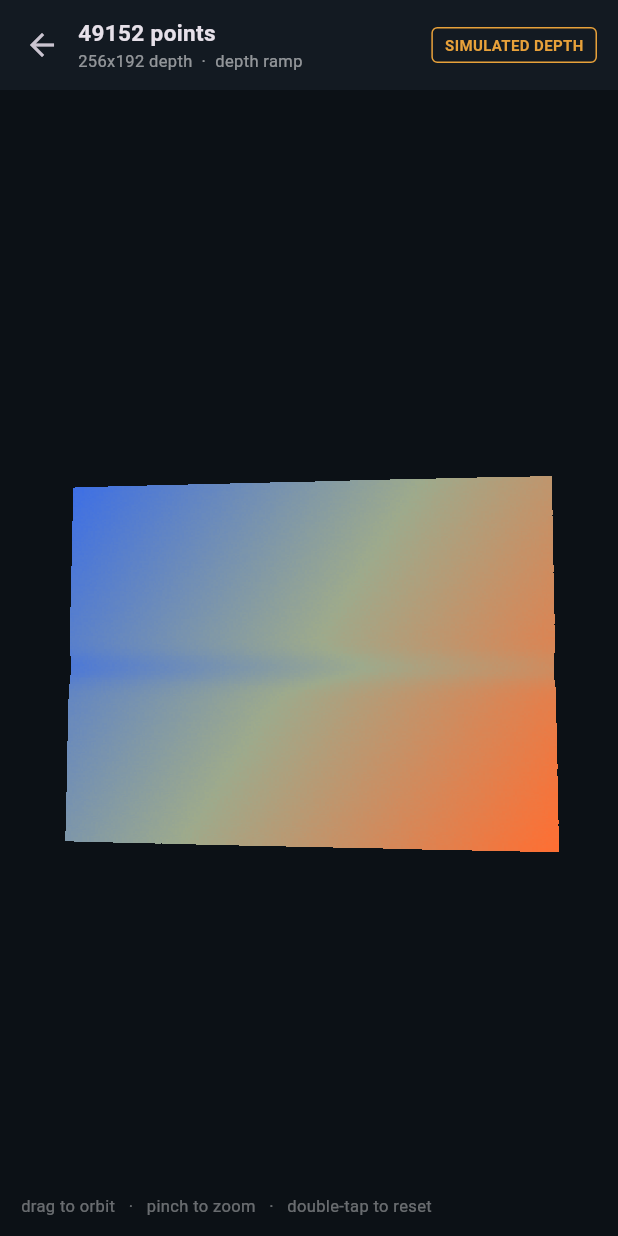
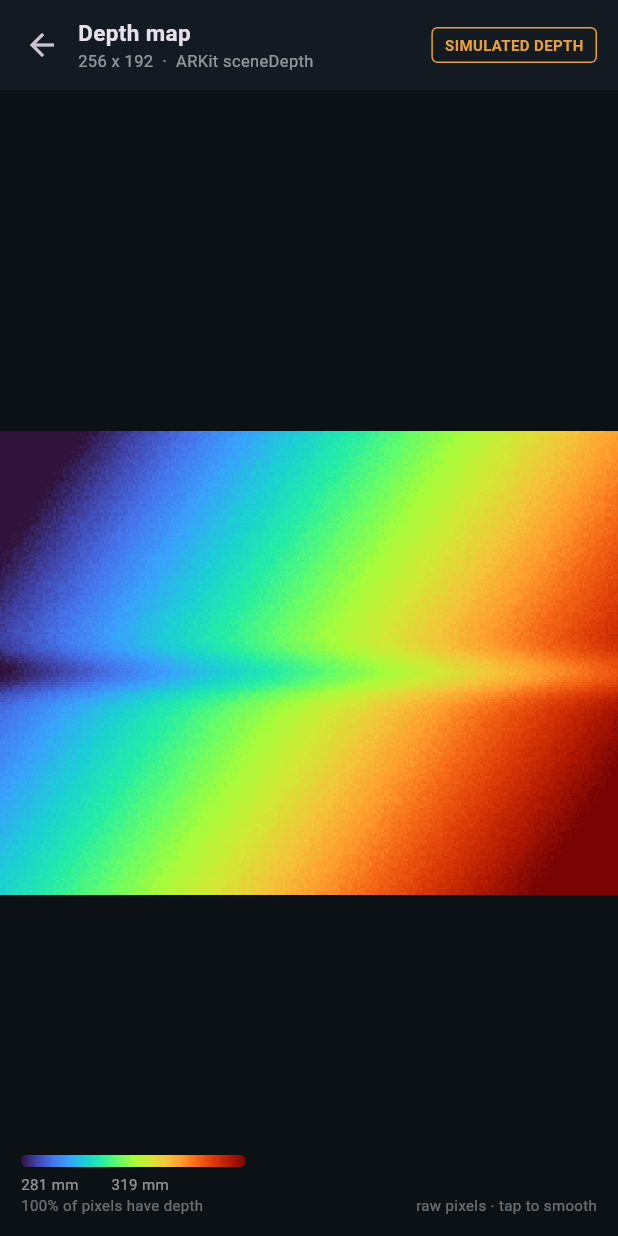
Before and after one commit to he15enberg/weld-inspection, a Flutter app: the screen it shows after launch, after a tap on "Measure", on a phone screen of 412 x 824 dp. Run offline on Flutter 3.47's test engine with Material 3 defaults, Android fonts, the phone set to English and light mode, and no system bars; missing offline and left inert: ultralytics_yolo.

Commit message:
depth map

```diff
--- /dev/null
+++ b/lib/depth_map_view.dart
@@ -0,0 +1,249 @@
+// 2-D colourised depth map.
+//
+// Straight visualisation of ARKit's 256x192 depth buffer: near is blue, far is
+// red, pixels with no reading are left dark. No RGB, no 3-D projection.
+//
+// The range is taken from the 2nd-98th percentile rather than min/max, because
+// a handful of stray far readings otherwise compress the whole plate into one
+// colour.
+
+import 'dart:async';
+import 'dart:typed_data';
+import 'dart:ui' as ui;
+
+import 'package:flutter/material.dart';
+
+import 'depth_source.dart';
+
+/// Turbo-like ramp: cool near, warm far.
+const _ramp = <Color>[
+  Color(0xFF30123B),
+  Color(0xFF4145AB),
+  Color(0xFF4675ED),
+  Color(0xFF39A2FC),
+  Color(0xFF1BCFD4),
+  Color(0xFF24ECA6),
+  Color(0xFF61FC6C),
+  Color(0xFFA4FC3B),
+  Color(0xFFD1E834),
+  Color(0xFFF3C63A),
+  Color(0xFFFE9B2D),
+  Color(0xFFF36315),
+  Color(0xFFD93806),
+  Color(0xFFB11901),
+  Color(0xFF7A0403),
+];
+
+/// Colour for a normalised value in 0..1.
+({int r, int g, int b}) _rampAt(double t) {
+  final x = (t.clamp(0.0, 1.0)) * (_ramp.length - 1);
+  final i = x.floor().clamp(0, _ramp.length - 2);
+  final f = x - i;
+  final a = _ramp[i], b = _ramp[i + 1];
+  int mix(int lo, int hi) => (lo + (hi - lo) * f).round();
+  return (
+    r: mix((a.r * 255).round(), (b.r * 255).round()),
+    g: mix((a.g * 255).round(), (b.g * 255).round()),
+    b: mix((a.b * 255).round(), (b.b * 255).round()),
+  );
+}
+
+class DepthStats {
+  const DepthStats({
+    required this.near,
+    required this.far,
+    required this.valid,
+    required this.total,
+  });
+
+  final double near, far;
+  final int valid, total;
+
+  double get fill => total == 0 ? 0 : valid / total;
+}
+
+/// Colourise a depth frame into an image plus the range it was scaled over.
+Future<({ui.Image image, DepthStats stats})> colouriseDepth(
+  DepthFrame frame,
+) async {
+  final depth = frame.depth;
+
+  final valid = <double>[];
+  for (var i = 0; i < depth.length; i++) {
+    final z = depth[i];
+    if (z > 0 && z.isFinite) valid.add(z);
+  }
+  valid.sort();
+
+  // 2nd-98th percentile, so outliers do not flatten the useful range
+  final near = valid.isEmpty ? 0.0 : valid[(valid.length * 0.02).floor()];
+  final far = valid.isEmpty ? 1.0 : valid[(valid.length * 0.98).floor()];
+  final span = (far - near).abs() < 1e-6 ? 1.0 : far - near;
+
+  final pixels = Uint8List(depth.length * 4);
+  for (var i = 0; i < depth.length; i++) {
+    final o = i * 4;
+    final z = depth[i];
+    if (z <= 0 || !z.isFinite) {
+      // no reading: near-black, so holes are obvious rather than blended in
+      pixels[o] = 16;
+      pixels[o + 1] = 18;
+      pixels[o + 2] = 22;
+      pixels[o + 3] = 255;
+      continue;
+    }
+    final c = _rampAt((z - near) / span);
+    pixels[o] = c.r;
+    pixels[o + 1] = c.g;
+    pixels[o + 2] = c.b;
+    pixels[o + 3] = 255;
+  }
+
+  final image = await _imageFrom(pixels, frame.width, frame.height);
+  return (
+    image: image,
+    stats: DepthStats(
+      near: near,
+      far: far,
+      valid: valid.length,
+      total: depth.length,
+    ),
+  );
+}
+
+Future<ui.Image> _imageFrom(Uint8List rgba, int width, int height) {
+  final done = Completer<ui.Image>();
+  ui.decodeImageFromPixels(
+    rgba,
+    width,
+    height,
+    ui.PixelFormat.rgba8888,
+    done.complete,
+  );
+  return done.future;
+}
+
+class DepthMapView extends StatefulWidget {
+  const DepthMapView({super.key, required this.frame});
+
+  final DepthFrame frame;
+
+  @override
+  State<DepthMapView> createState() => _DepthMapViewState();
+}
+
+class _DepthMapViewState extends State<DepthMapView> {
+  ui.Image? _image;
+  DepthStats? _stats;
+
+  /// Nearest-neighbour by default: it shows the true 256x192 resolution instead
+  /// of implying detail the sensor never measured. Tap to smooth.
+  bool _smooth = false;
+
+  @override
+  void initState() {
+    super.initState();
+    _build();
+  }
+
+  Future<void> _build() async {
+    final result = await colouriseDepth(widget.frame);
+    if (!mounted) {
+      result.image.dispose();
+      return;
+    }
+    setState(() {
+      _image = result.image;
+      _stats = result.stats;
+    });
+  }
+
+  @override
+  void dispose() {
+    _image?.dispose();
+    super.dispose();
+  }
+
+  @override
+  Widget build(BuildContext context) {
+    final image = _image;
+    if (image == null) {
+      return const Center(child: CircularProgressIndicator());
+    }
+    final stats = _stats!;
+    if (stats.valid == 0) {
+      return const Center(
+        child: Text('No depth in this frame',
+            style: TextStyle(color: Colors.white38)),
+      );
+    }
+
+    return GestureDetector(
+      onTap: () => setState(() => _smooth = !_smooth),
+      child: Stack(
+        children: [
+          Positioned.fill(
+            child: InteractiveViewer(
+              maxScale: 8,
+              child: RawImage(
+                image: image,
+                fit: BoxFit.contain,
+                filterQuality:
+                    _smooth ? FilterQuality.medium : FilterQuality.none,
+              ),
+            ),
+          ),
+          Positioned(
+            left: 14,
+            bottom: 14,
+            child: _Legend(stats: stats),
+          ),
+          Positioned(
+            right: 14,
+            bottom: 14,
+            child: Text(
+              _smooth ? 'smoothed · tap for raw' : 'raw pixels · tap to smooth',
+              style: const TextStyle(fontSize: 10, color: Colors.white38),
+            ),
+          ),
+        ],
+      ),
+    );
+  }
+}
+
+class _Legend extends StatelessWidget {
+  const _Legend({required this.stats});
+
+  final DepthStats stats;
+
+  @override
+  Widget build(BuildContext context) {
+    return Column(
+      crossAxisAlignment: CrossAxisAlignment.start,
+      children: [
+        Container(
+          width: 150,
+          height: 8,
+          decoration: BoxDecoration(
+            borderRadius: BorderRadius.circular(4),
+            gradient: LinearGradient(colors: _ramp),
+          ),
+        ),
+        const SizedBox(height: 4),
+        Text(
+          '${(stats.near * 1000).round()} mm'
+          '        ${(stats.far * 1000).round()} mm',
+          style: const TextStyle(
+              fontSize: 10,
+              color: Colors.white54,
+              fontFeatures: [FontFeature.tabularFigures()]),
+        ),
+        Text(
+          '${(stats.fill * 100).toStringAsFixed(0)}% of pixels have depth',
+          style: const TextStyle(fontSize: 10, color: Colors.white38),
+        ),
+      ],
+    );
+  }
+}
--- a/lib/main.dart
+++ b/lib/main.dart
@@ -1,9 +1,10 @@
-// Live weld segmentation, and a Measure action that returns a full-frame RGB
-// point cloud.
+// Live weld segmentation, and a Measure action that shows a 2-D colourised
+// depth map.
 //
-// Measurement is deliberately not wired in yet: this build exists to prove the
-// depth capture and the 3-D view. measurement.dart still holds the tested maths
-// for when it comes back.
+// Neither measurement nor the 3-D point cloud is wired in: this build exists to
+// prove the LiDAR capture itself. Both are intact and commented out --
+// measurement.dart holds the tested maths, point_cloud.dart / point_cloud_view
+// .dart hold the 3-D path. Search "POINT CLOUD (disabled)" to re-enable.
 //
 // The one structural constraint: YOLOView owns the camera, and ARKit also wants
 // to own it. They cannot run at the same time. So pressing Measure UNMOUNTS
@@ -18,7 +19,8 @@ import 'package:ultralytics_yolo/ultralytics_yolo.dart';
 
 import 'depth_source.dart';
 import 'measure_screen.dart';
-import 'point_cloud.dart';
+// --- POINT CLOUD (disabled) ---
+// import 'point_cloud.dart';
 
 /// Both trained models ship in assets; switch by changing [activeModel].
 ///
@@ -84,7 +86,9 @@ class _HomePageState extends State<HomePage> {
   List<YOLOResult> _live = const [];
 
   DepthFrame? _frame;
-  PointCloud _cloud = PointCloud.empty;
+
+  // --- POINT CLOUD (disabled) ---
+  // PointCloud _cloud = PointCloud.empty;
 
   void _onResult(List<YOLOResult> results) {
     if (!mounted || _mode != _Mode.live) return;
@@ -103,13 +107,14 @@ class _HomePageState extends State<HomePage> {
       setState(() => _status = 'Capturing depth…');
       final frame = await _depth.capture();
 
-      setState(() => _status = 'Building point cloud…');
-      final cloud = await buildCloud(frame);
+      // --- POINT CLOUD (disabled) ---
+      // setState(() => _status = 'Building point cloud…');
+      // final cloud = await buildCloud(frame);
 
       if (!mounted) return;
       setState(() {
         _frame = frame;
-        _cloud = cloud;
+        // _cloud = cloud;
         _mode = _Mode.result;
       });
     } catch (e) {
@@ -123,7 +128,8 @@ class _HomePageState extends State<HomePage> {
 
   void _backToLive() => setState(() {
         _mode = _Mode.live;
-        _cloud = PointCloud.empty;
+        _frame = null;
+        // _cloud = PointCloud.empty;
       });
 
   @override
@@ -150,8 +156,8 @@ class _HomePageState extends State<HomePage> {
       case _Mode.result:
         return MeasureScreen(
           frame: _frame!,
-          cloud: _cloud,
           onClose: _backToLive,
+          // cloud: _cloud,
         );
 
       case _Mode.live:
--- a/lib/measure_screen.dart
+++ b/lib/measure_screen.dart
@@ -1,47 +1,60 @@
-// Measure result: the RGB point cloud, full frame, and nothing else.
+// Measure result: a 2-D colourised depth map.
 //
-// Measurement and standards logic are deliberately not wired in here yet --
-// this screen exists to prove the depth capture and the 3-D view.
+// The 3-D RGB point cloud is commented out rather than deleted -- see the
+// blocks marked POINT CLOUD below, and lib/point_cloud.dart /
+// lib/point_cloud_view.dart, which are both still intact. To switch back:
+// uncomment those blocks, re-add the `cloud` parameter, and restore the
+// buildCloud() call in main.dart.
 
 import 'package:flutter/material.dart';
 
+import 'depth_map_view.dart';
 import 'depth_source.dart';
-import 'point_cloud.dart';
-import 'point_cloud_view.dart';
+
+// --- POINT CLOUD (disabled) -------------------------------------------------
+// import 'point_cloud.dart';
+// import 'point_cloud_view.dart';
+// ----------------------------------------------------------------------------
 
 class MeasureScreen extends StatelessWidget {
   const MeasureScreen({
     super.key,
     required this.frame,
-    required this.cloud,
     required this.onClose,
+    // --- POINT CLOUD (disabled) ---
+    // required this.cloud,
   });
 
   final DepthFrame frame;
-  final PointCloud cloud;
   final VoidCallback onClose;
+
+  // --- POINT CLOUD (disabled) ---
+  // final PointCloud cloud;
 
   @override
   Widget build(BuildContext context) {
     return Column(
       children: [
-        _Header(frame: frame, cloud: cloud, onClose: onClose),
+        _Header(frame: frame, onClose: onClose),
         Expanded(
           child: Container(
             color: const Color(0xFF0C1116),
-            child: Stack(
-              children: [
-                PointCloudView(cloud: cloud),
-                const Positioned(
-                  left: 14,
-                  bottom: 12,
-                  child: Text(
-                    'drag to orbit   ·   pinch to zoom   ·   double-tap to reset',
-                    style: TextStyle(fontSize: 11, color: Colors.white38),
-                  ),
-                ),
-              ],
-            ),
+            child: DepthMapView(frame: frame),
+
+            // --- POINT CLOUD (disabled) ---
+            // child: Stack(
+            //   children: [
+            //     PointCloudView(cloud: cloud),
+            //     const Positioned(
+            //       left: 14,
+            //       bottom: 12,
+            //       child: Text(
+            //         'drag to orbit  ·  pinch to zoom  ·  double-tap to reset',
+            //         style: TextStyle(fontSize: 11, color: Colors.white38),
+            //       ),
+            //     ),
+            //   ],
+            // ),
           ),
         ),
       ],
@@ -50,10 +63,9 @@ class MeasureScreen extends StatelessWidget {
 }
 
 class _Header extends StatelessWidget {
-  const _Header({required this.frame, required this.cloud, required this.onClose});
+  const _Header({required this.frame, required this.onClose});
 
   final DepthFrame frame;
-  final PointCloud cloud;
   final VoidCallback onClose;
 
   @override
@@ -72,16 +84,12 @@ class _Header extends StatelessWidget {
             child: Column(
               crossAxisAlignment: CrossAxisAlignment.start,
               children: [
-                Text(
-                  '${cloud.count} points',
-                  style: const TextStyle(
-                      fontSize: 15,
-                      fontWeight: FontWeight.w600,
-                      fontFeatures: [FontFeature.tabularFigures()]),
+                const Text(
+                  'Depth map',
+                  style: TextStyle(fontSize: 15, fontWeight: FontWeight.w600),
                 ),
                 Text(
-                  '${frame.width}x${frame.height} depth  ·  '
-                  '${cloud.coloured ? 'RGB' : 'depth ramp'}',
+                  '${frame.width} x ${frame.height}  ·  ARKit sceneDepth',
                   style: const TextStyle(fontSize: 11, color: Colors.white54),
                 ),
               ],
```
